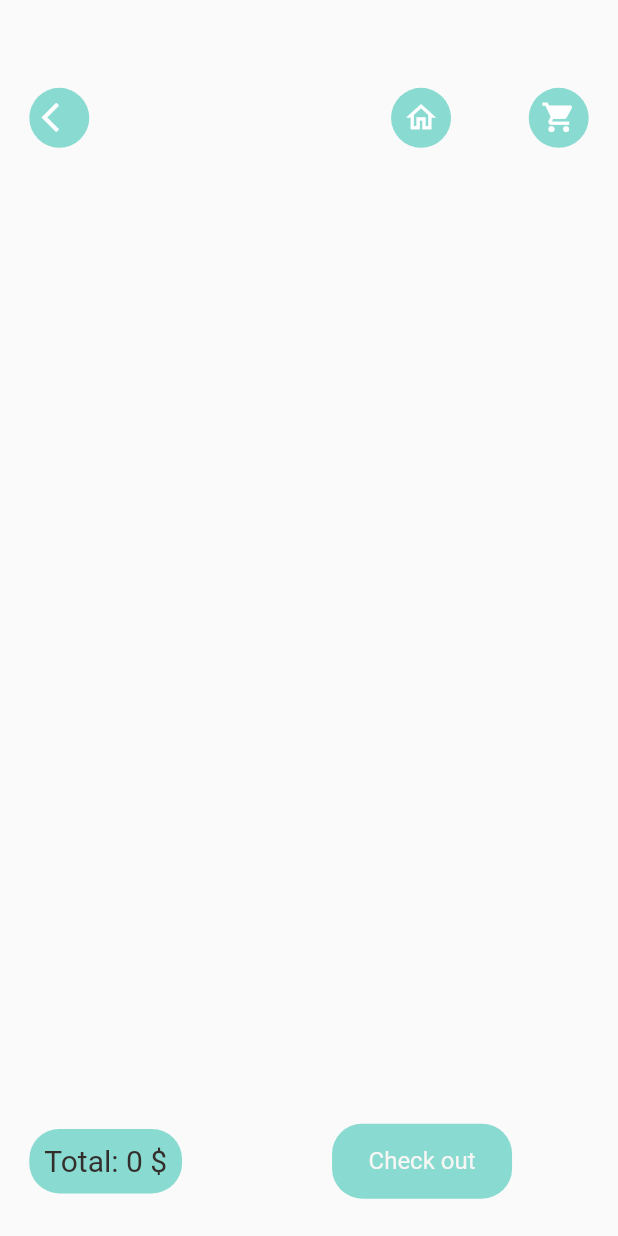
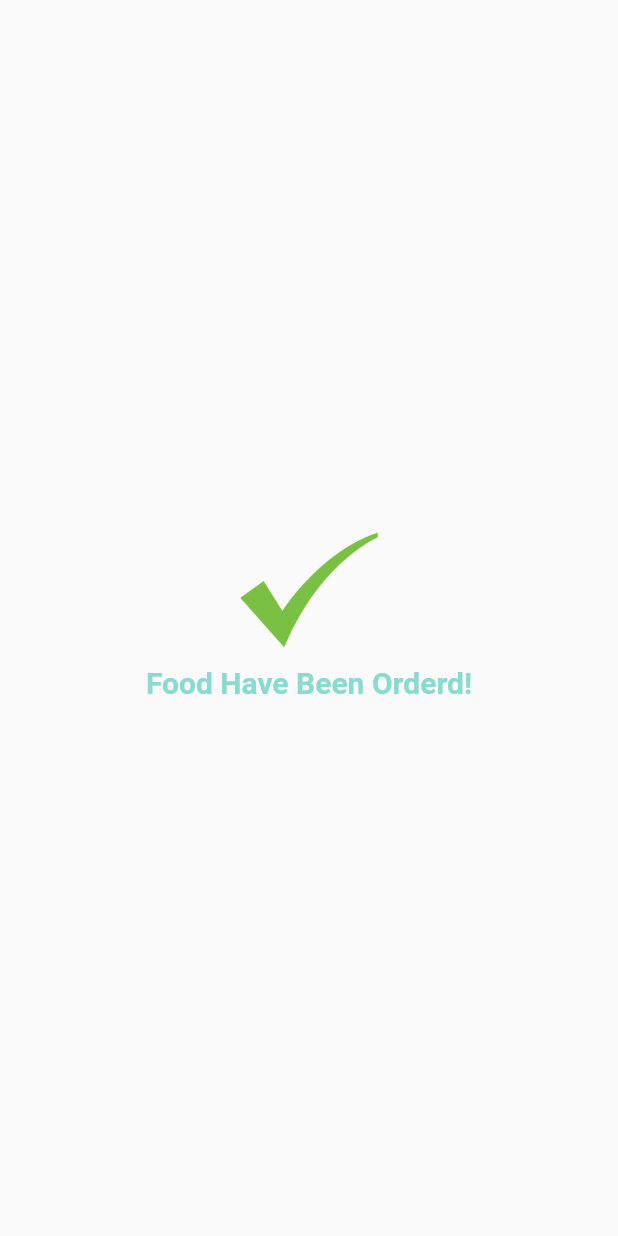
Before and after one commit to T-Thyrak/quickfood, a Flutter app: the CartPage screen opened directly, after a tap on "Check out", on a phone screen of 412 x 824 dp. Run offline on Flutter 3.47's test engine with Material 2 defaults, Android fonts, the phone set to English and light mode, and no system bars; our stand-ins replace cloud_firestore, dots_indicator, firebase_auth, firebase_core, get, google_sign_in and 1 more; accounts and stored records are empty; network calls fail.

Commit message:
am done with code for now

```diff
--- a/lib/pages/auth/profile/profile_page.dart
+++ b/lib/pages/auth/profile/profile_page.dart
@@ -75,7 +75,7 @@ class _ProfilePageState extends State<ProfilePage> {
               ),
               bigText: BigText(
                 text: email,
-                size: 18,
+                size: 16,
               ),
             ),
             SizedBox(
--- a/lib/pages/cart/cart_page.dart
+++ b/lib/pages/cart/cart_page.dart
@@ -1,6 +1,7 @@
 import 'package:get/get.dart';
 import 'package:quickfood/core/dimensions.dart';
 import 'package:quickfood/pages/cart/cart_page_controller.dart';
+import 'package:quickfood/pages/map/order_done.dart';
 import 'package:quickfood/pages/my_home.dart';
 import 'package:quickfood/widgets/app_icon.dart';
 import 'package:quickfood/widgets/big_text.dart';
@@ -206,7 +207,9 @@ class _CartPageState extends State<CartPage> {
                     width: 100,
                   ),
                   GestureDetector(
-                    onTap: (() {}),
+                    onTap: (() {
+                      Get.to(() => LocationPage());
+                    }),
                     child: Container(
                       width: 120,
                       height: 50,
--- a/lib/pages/cart/cart_page_controller.dart
+++ b/lib/pages/cart/cart_page_controller.dart
@@ -13,6 +13,7 @@ class CartPageController extends GetxController {
 
   void clear() {
     foodInCard.clear();
+    total = 0.obs;
     update();
   }
 
--- /dev/null
+++ b/lib/pages/map/order_done.dart
@@ -0,0 +1,61 @@
+import 'package:get/get.dart';
+import 'package:quickfood/core/base_import.dart';
+import 'package:quickfood/pages/auth/helper.dart';
+import 'package:quickfood/pages/cart/cart_page_controller.dart';
+import 'package:quickfood/pages/my_home.dart';
+
+class LocationPage extends StatefulWidget {
+  LocationPage({Key? key}) : super(key: key);
+
+  @override
+  State<LocationPage> createState() => _LocationPageState();
+}
+
+class _LocationPageState extends State<LocationPage> {
+  @override
+  void initState() {
+    checkUserPR();
+
+    super.initState();
+
+    final cardController = Get.find<CartPageController>();
+    cardController.clear();
+    Future.delayed(const Duration(seconds: 2), () async {
+      if (mounted) {
+        Navigator.of(context).pushReplacement(
+          MaterialPageRoute(
+            builder: (context) => MyHomePage(title: "home"),
+          ),
+        );
+      }
+    });
+  }
+
+  @override
+  Widget build(BuildContext context) {
+    return Scaffold(
+      body: Center(
+        child: Column(
+          children: [
+            SizedBox(
+              height: Dimensions.screenHeight / 2.4,
+            ),
+            Image.asset(
+              "assets/logos/CheckMark.png",
+              width: 100,
+              height: 100,
+            ),
+            const Text(
+              "Food Have Been Orderd!",
+              style: TextStyle(
+                color: AppColor.mainColor,
+                fontSize: 20,
+                fontWeight: FontWeight.w600,
+              ),
+            ),
+          ],
+        ),
+      ),
+    );
+  }
+}
```
Also changed, not shown: assets/logos/CheckMark.png (added).
